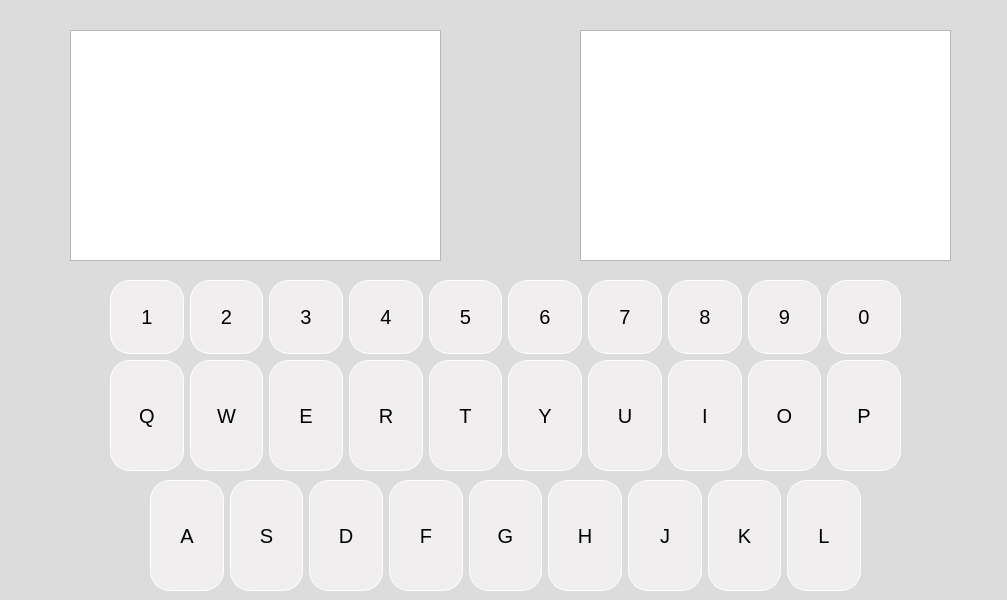
Above: src/mainwindow.ui from 1Sunny1/Morse-Code-Converter-Qt5 before the change. Below: the same form after it.
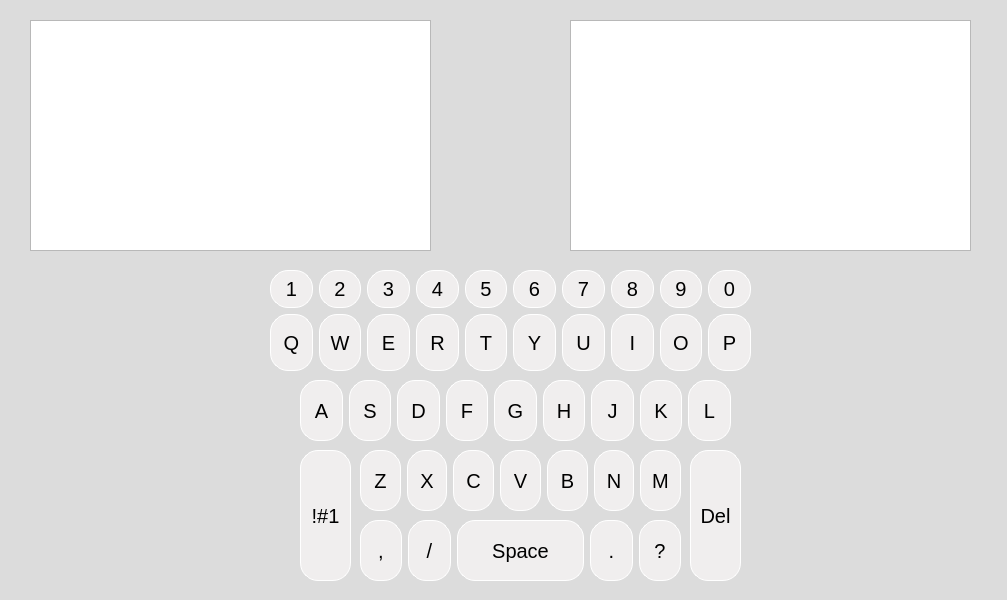
That is the form after the change.

Commit message: add keyboard keys

```diff
--- a/src/mainwindow.ui
+++ b/src/mainwindow.ui
@@ -22,10 +22,10 @@
    <widget class="QWidget" name="gridLayoutWidget">
     <property name="geometry">
      <rect>
-      <x>110</x>
-      <y>280</y>
-      <width>791</width>
-      <height>191</height>
+      <x>270</x>
+      <y>270</y>
+      <width>481</width>
+      <height>101</height>
      </rect>
     </property>
     <property name="sizePolicy">
@@ -56,7 +56,7 @@
        </property>
        <property name="styleSheet">
         <string notr="true">QPushButton {
-	border: 1px solid white; border-radius: 20px;
+	border: 1px solid white; border-radius: 18px;
 	font-size: 20px; font-family: Arial;
 	background-color: #f0eeee;
 }
@@ -80,7 +80,7 @@
        </property>
        <property name="styleSheet">
         <string notr="true">QPushButton {
-	border: 1px solid white; border-radius: 20px;
+	border: 1px solid white; border-radius: 18px;
 	font-size: 20px; font-family: Arial;
 	background-color: #f0eeee;
 }
@@ -104,7 +104,7 @@
        </property>
        <property name="styleSheet">
         <string notr="true">QPushButton {
-	border: 1px solid white; border-radius: 20px;
+	border: 1px solid white; border-radius: 18px;
 	font-size: 20px; font-family: Arial;
 	background-color: #f0eeee;
 }
@@ -128,7 +128,7 @@
        </property>
        <property name="styleSheet">
         <string notr="true">QPushButton {
-	border: 1px solid white; border-radius: 20px;
+	border: 1px solid white; border-radius: 18px;
 	font-size: 20px; font-family: Arial;
 	background-color: #f0eeee;
 }
@@ -152,7 +152,7 @@
        </property>
        <property name="styleSheet">
         <string notr="true">QPushButton {
-	border: 1px solid white; border-radius: 20px;
+	border: 1px solid white; border-radius: 18px;
 	font-size: 20px; font-family: Arial;
 	background-color: #f0eeee;
 }
@@ -176,7 +176,7 @@
        </property>
        <property name="styleSheet">
         <string notr="true">QPushButton {
-	border: 1px solid white; border-radius: 20px;
+	border: 1px solid white; border-radius: 18px;
 	font-size: 20px; font-family: Arial;
 	background-color: #f0eeee;
 }
@@ -200,7 +200,7 @@
        </property>
        <property name="styleSheet">
         <string notr="true">QPushButton {
-	border: 1px solid white; border-radius: 20px;
+	border: 1px solid white; border-radius: 18px;
 	font-size: 20px; font-family: Arial;
 	background-color: #f0eeee;
 }
@@ -224,7 +224,7 @@
        </property>
        <property name="styleSheet">
         <string notr="true">QPushButton {
-	border: 1px solid white; border-radius: 20px;
+	border: 1px solid white; border-radius: 18px;
 	font-size: 20px; font-family: Arial;
 	background-color: #f0eeee;
 }
@@ -248,7 +248,7 @@
        </property>
        <property name="styleSheet">
         <string notr="true">QPushButton {
-	border: 1px solid white; border-radius: 20px;
+	border: 1px solid white; border-radius: 18px;
 	font-size: 20px; font-family: Arial;
 	background-color: #f0eeee;
 }
@@ -272,7 +272,7 @@
        </property>
        <property name="styleSheet">
         <string notr="true">QPushButton {
-	border: 1px solid white; border-radius: 20px;
+	border: 1px solid white; border-radius: 18px;
 	font-size: 20px; font-family: Arial;
 	background-color: #f0eeee;
 }
@@ -296,7 +296,7 @@
        </property>
        <property name="styleSheet">
         <string notr="true">QPushButton {
-	border: 1px solid white; border-radius: 20px;
+	border: 1px solid white; border-radius: 18px;
 	font-size: 20px; font-family: Arial;
 	background-color: #f0eeee;
 }
@@ -320,7 +320,7 @@
        </property>
        <property name="styleSheet">
         <string notr="true">QPushButton {
-	border: 1px solid white; border-radius: 20px;
+	border: 1px solid white; border-radius: 18px;
 	font-size: 20px; font-family: Arial;
 	background-color: #f0eeee;
 }
@@ -344,7 +344,7 @@
        </property>
        <property name="styleSheet">
         <string notr="true">QPushButton {
-	border: 1px solid white; border-radius: 20px;
+	border: 1px solid white; border-radius: 18px;
 	font-size: 20px; font-family: Arial;
 	background-color: #f0eeee;
 }
@@ -368,7 +368,7 @@
        </property>
        <property name="styleSheet">
         <string notr="true">QPushButton {
-	border: 1px solid white; border-radius: 20px;
+	border: 1px solid white; border-radius: 18px;
 	font-size: 20px; font-family: Arial;
 	background-color: #f0eeee;
 }
@@ -392,7 +392,7 @@
        </property>
        <property name="styleSheet">
         <string notr="true">QPushButton {
-	border: 1px solid white; border-radius: 20px;
+	border: 1px solid white; border-radius: 18px;
 	font-size: 20px; font-family: Arial;
 	background-color: #f0eeee;
 }
@@ -416,7 +416,7 @@
        </property>
        <property name="styleSheet">
         <string notr="true">QPushButton {
-	border: 1px solid white; border-radius: 20px;
+	border: 1px solid white; border-radius: 18px;
 	font-size: 20px; font-family: Arial;
 	background-color: #f0eeee;
 }
@@ -440,7 +440,7 @@
        </property>
        <property name="styleSheet">
         <string notr="true">QPushButton {
-	border: 1px solid white; border-radius: 20px;
+	border: 1px solid white; border-radius: 18px;
 	font-size: 20px; font-family: Arial;
 	background-color: #f0eeee;
 }
@@ -464,7 +464,7 @@
        </property>
        <property name="styleSheet">
         <string notr="true">QPushButton {
-	border: 1px solid white; border-radius: 20px;
+	border: 1px solid white; border-radius: 18px;
 	font-size: 20px; font-family: Arial;
 	background-color: #f0eeee;
 }
@@ -488,7 +488,7 @@
        </property>
        <property name="styleSheet">
         <string notr="true">QPushButton {
-	border: 1px solid white; border-radius: 20px;
+	border: 1px solid white; border-radius: 18px;
 	font-size: 20px; font-family: Arial;
 	background-color: #f0eeee;
 }
@@ -512,7 +512,7 @@
        </property>
        <property name="styleSheet">
         <string notr="true">QPushButton {
-	border: 1px solid white; border-radius: 20px;
+	border: 1px solid white; border-radius: 18px;
 	font-size: 20px; font-family: Arial;
 	background-color: #f0eeee;
 }
@@ -531,9 +531,9 @@
    <widget class="QTextEdit" name="convertedText">
     <property name="geometry">
      <rect>
-      <x>580</x>
-      <y>30</y>
-      <width>371</width>
+      <x>570</x>
+      <y>20</y>
+      <width>401</width>
       <height>231</height>
      </rect>
     </property>
@@ -550,9 +550,9 @@
    <widget class="QTextEdit" name="userText">
     <property name="geometry">
      <rect>
-      <x>70</x>
-      <y>30</y>
-      <width>371</width>
+      <x>30</x>
+      <y>20</y>
+      <width>401</width>
       <height>231</height>
      </rect>
     </property>
@@ -569,10 +569,10 @@
    <widget class="QWidget" name="gridLayoutWidget_2">
     <property name="geometry">
      <rect>
-      <x>150</x>
-      <y>480</y>
-      <width>711</width>
-      <height>111</height>
+      <x>300</x>
+      <y>380</y>
+      <width>431</width>
+      <height>61</height>
      </rect>
     </property>
     <layout class="QGridLayout" name="gridLayout_3">
@@ -586,7 +586,7 @@
        </property>
        <property name="styleSheet">
         <string notr="true">QPushButton {
-	border: 1px solid white; border-radius: 20px;
+	border: 1px solid white; border-radius: 18px;
 	font-size: 20px; font-family: Arial;
 	background-color: #f0eeee;
 }
@@ -610,7 +610,7 @@
        </property>
        <property name="styleSheet">
         <string notr="true">QPushButton {
-	border: 1px solid white; border-radius: 20px;
+	border: 1px solid white; border-radius: 18px;
 	font-size: 20px; font-family: Arial;
 	background-color: #f0eeee;
 }
@@ -634,7 +634,7 @@
        </property>
        <property name="styleSheet">
         <string notr="true">QPushButton {
-	border: 1px solid white; border-radius: 20px;
+	border: 1px solid white; border-radius: 18px;
 	font-size: 20px; font-family: Arial;
 	background-color: #f0eeee;
 }
@@ -648,6 +648,30 @@
        </property>
       </widget>
      </item>
+     <item row="0" column="8">
+      <widget class="QPushButton" name="pushButton_29">
+       <property name="sizePolicy">
+        <sizepolicy hsizetype="Minimum" vsizetype="MinimumExpanding">
+         <horstretch>0</horstretch>
+         <verstretch>3</verstretch>
+        </sizepolicy>
+       </property>
+       <property name="styleSheet">
+        <string notr="true">QPushButton {
+	border: 1px solid white; border-radius: 18px;
+	font-size: 20px; font-family: Arial;
+	background-color: #f0eeee;
+}
+
+QPushButton:pressed {
+	border: 2px solid red;
+}</string>
+       </property>
+       <property name="text">
+        <string>L</string>
+       </property>
+      </widget>
+     </item>
      <item row="0" column="0">
       <widget class="QPushButton" name="pushButton_21">
        <property name="sizePolicy">
@@ -658,7 +682,7 @@
        </property>
        <property name="styleSheet">
         <string notr="true">QPushButton {
-	border: 1px solid white; border-radius: 20px;
+	border: 1px solid white; border-radius: 18px;
 	font-size: 20px; font-family: Arial;
 	background-color: #f0eeee;
 }
@@ -682,7 +706,7 @@
        </property>
        <property name="styleSheet">
         <string notr="true">QPushButton {
-	border: 1px solid white; border-radius: 20px;
+	border: 1px solid white; border-radius: 18px;
 	font-size: 20px; font-family: Arial;
 	background-color: #f0eeee;
 }
@@ -696,30 +720,6 @@
        </property>
       </widget>
      </item>
-     <item row="0" column="5">
-      <widget class="QPushButton" name="pushButton_26">
-       <property name="sizePolicy">
-        <sizepolicy hsizetype="Minimum" vsizetype="MinimumExpanding">
-         <horstretch>0</horstretch>
-         <verstretch>3</verstretch>
-        </sizepolicy>
-       </property>
-       <property name="styleSheet">
-        <string notr="true">QPushButton {
-	border: 1px solid white; border-radius: 20px;
-	font-size: 20px; font-family: Arial;
-	background-color: #f0eeee;
-}
-
-QPushButton:pressed {
-	border: 2px solid red; border-radius: 30px;
-}</string>
-       </property>
-       <property name="text">
-        <string>H</string>
-       </property>
-      </widget>
-     </item>
      <item row="0" column="3">
       <widget class="QPushButton" name="pushButton_24">
        <property name="sizePolicy">
@@ -730,7 +730,7 @@
        </property>
        <property name="styleSheet">
         <string notr="true">QPushButton {
-	border: 1px solid white; border-radius: 20px;
+	border: 1px solid white; border-radius: 18px;
 	font-size: 20px; font-family: Arial;
 	background-color: #f0eeee;
 }
@@ -744,6 +744,30 @@
        </property>
       </widget>
      </item>
+     <item row="0" column="5">
+      <widget class="QPushButton" name="pushButton_26">
+       <property name="sizePolicy">
+        <sizepolicy hsizetype="Minimum" vsizetype="MinimumExpanding">
+         <horstretch>0</horstretch>
+         <verstretch>3</verstretch>
+        </sizepolicy>
+       </property>
+       <property name="styleSheet">
+        <string notr="true">QPushButton {
+	border: 1px solid white; border-radius: 18px;
+	font-size: 20px; font-family: Arial;
+	background-color: #f0eeee;
+}
+
+QPushButton:pressed {
+	border: 2px solid red;
+}</string>
+       </property>
+       <property name="text">
+        <string>H</string>
+       </property>
+      </widget>
+     </item>
      <item row="0" column="4">
       <widget class="QPushButton" name="pushButton_25">
        <property name="sizePolicy">
@@ -754,7 +778,7 @@
        </property>
        <property name="styleSheet">
         <string notr="true">QPushButton {
-	border: 1px solid white; border-radius: 20px;
+	border: 1px solid white; border-radius: 18px;
 	font-size: 20px; font-family: Arial;
 	background-color: #f0eeee;
 }
@@ -768,8 +792,20 @@
        </property>
       </widget>
      </item>
-     <item row="0" column="8">
-      <widget class="QPushButton" name="pushButton_29">
+    </layout>
+   </widget>
+   <widget class="QWidget" name="gridLayoutWidget_3">
+    <property name="geometry">
+     <rect>
+      <x>360</x>
+      <y>450</y>
+      <width>321</width>
+      <height>61</height>
+     </rect>
+    </property>
+    <layout class="QGridLayout" name="gridLayout4thLine">
+     <item row="0" column="1">
+      <widget class="QPushButton" name="pushButton_35">
        <property name="sizePolicy">
         <sizepolicy hsizetype="Minimum" vsizetype="MinimumExpanding">
          <horstretch>0</horstretch>
@@ -778,7 +814,7 @@
        </property>
        <property name="styleSheet">
         <string notr="true">QPushButton {
-	border: 1px solid white; border-radius: 20px;
+	border: 1px solid white; border-radius: 18px;
 	font-size: 20px; font-family: Arial;
 	background-color: #f0eeee;
 }
@@ -788,12 +824,351 @@
 }</string>
        </property>
        <property name="text">
-        <string>L</string>
+        <string>X</string>
        </property>
       </widget>
      </item>
+     <item row="0" column="0">
+      <widget class="QPushButton" name="pushButton_36">
+       <property name="sizePolicy">
+        <sizepolicy hsizetype="Minimum" vsizetype="MinimumExpanding">
+         <horstretch>0</horstretch>
+         <verstretch>3</verstretch>
+        </sizepolicy>
+       </property>
+       <property name="styleSheet">
+        <string notr="true">QPushButton {
+	border: 1px solid white; border-radius: 18px;
+	font-size: 20px; font-family: Arial;
+	background-color: #f0eeee;
+}
+
+QPushButton:pressed {
+	border: 2px solid red;
+}</string>
+       </property>
+       <property name="text">
+        <string>Z</string>
+       </property>
+      </widget>
+     </item>
+     <item row="0" column="3">
+      <widget class="QPushButton" name="pushButton_33">
+       <property name="sizePolicy">
+        <sizepolicy hsizetype="Minimum" vsizetype="MinimumExpanding">
+         <horstretch>0</horstretch>
+         <verstretch>3</verstretch>
+        </sizepolicy>
+       </property>
+       <property name="styleSheet">
+        <string notr="true">QPushButton {
+	border: 1px solid white; border-radius: 18px;
+	font-size: 20px; font-family: Arial;
+	background-color: #f0eeee;
+}
+
+QPushButton:pressed {
+	border: 2px solid red;
+}</string>
+       </property>
+       <property name="text">
+        <string>V</string>
+       </property>
+      </widget>
+     </item>
+     <item row="0" column="5">
+      <widget class="QPushButton" name="pushButton_31">
+       <property name="sizePolicy">
+        <sizepolicy hsizetype="Minimum" vsizetype="MinimumExpanding">
+         <horstretch>0</horstretch>
+         <verstretch>3</verstretch>
+        </sizepolicy>
+       </property>
+       <property name="styleSheet">
+        <string notr="true">QPushButton {
+	border: 1px solid white; border-radius: 18px;
+	font-size: 20px; font-family: Arial;
+	background-color: #f0eeee;
+}
+
+QPushButton:pressed {
+	border: 2px solid red;
+}</string>
+       </property>
+       <property name="text">
+        <string>N</string>
+       </property>
+      </widget>
+     </item>
+     <item row="0" column="4">
+      <widget class="QPushButton" name="pushButton_32">
+       <property name="sizePolicy">
+        <sizepolicy hsizetype="Minimum" vsizetype="MinimumExpanding">
+         <horstretch>0</horstretch>
+         <verstretch>3</verstretch>
+        </sizepolicy>
+       </property>
+       <property name="styleSheet">
+        <string notr="true">QPushButton {
+	border: 1px solid white; border-radius: 18px;
+	font-size: 20px; font-family: Arial;
+	background-color: #f0eeee;
+}
+
+QPushButton:pressed {
+	border: 2px solid red;
+}</string>
+       </property>
+       <property name="text">
+        <string>B</string>
+       </property>
+      </widget>
+     </item>
+     <item row="0" column="6">
+      <widget class="QPushButton" name="pushButton_30">
+       <property name="sizePolicy">
+        <sizepolicy hsizetype="Minimum" vsizetype="MinimumExpanding">
+         <horstretch>0</horstretch>
+         <verstretch>3</verstretch>
+        </sizepolicy>
+       </property>
+       <property name="styleSheet">
+        <string notr="true">QPushButton {
+	border: 1px solid white; border-radius: 18px;
+	font-size: 20px; font-family: Arial;
+	background-color: #f0eeee;
+}
+
+QPushButton:pressed {
+	border: 2px solid red;
+}</string>
+       </property>
+       <property name="text">
+        <string>M</string>
+       </property>
+      </widget>
+     </item>
+     <item row="0" column="2">
+      <widget class="QPushButton" name="pushButton_34">
+       <property name="sizePolicy">
+        <sizepolicy hsizetype="Minimum" vsizetype="MinimumExpanding">
+         <horstretch>0</horstretch>
+         <verstretch>3</verstretch>
+        </sizepolicy>
+       </property>
+       <property name="styleSheet">
+        <string notr="true">QPushButton {
+	border: 1px solid white; border-radius: 18px;
+	font-size: 20px; font-family: Arial;
+	background-color: #f0eeee;
+}
+
+QPushButton:pressed {
+	border: 2px solid red;
+}</string>
+       </property>
+       <property name="text">
+        <string>C</string>
+       </property>
+      </widget>
+     </item>
     </layout>
    </widget>
+   <widget class="QWidget" name="gridLayoutWidget_4">
+    <property name="geometry">
+     <rect>
+      <x>360</x>
+      <y>520</y>
+      <width>321</width>
+      <height>61</height>
+     </rect>
+    </property>
+    <layout class="QGridLayout" name="gridLayout5thLine">
+     <item row="0" column="3">
+      <widget class="QPushButton" name="pushButton_40">
+       <property name="sizePolicy">
+        <sizepolicy hsizetype="Minimum" vsizetype="MinimumExpanding">
+         <horstretch>3</horstretch>
+         <verstretch>3</verstretch>
+        </sizepolicy>
+       </property>
+       <property name="styleSheet">
+        <string notr="true">QPushButton {
+	border: 1px solid white; border-radius: 18px;
+	font-size: 20px; font-family: Arial;
+	background-color: #f0eeee;
+}
+
+QPushButton:pressed {
+	border: 2px solid red;
+}</string>
+       </property>
+       <property name="text">
+        <string>.</string>
+       </property>
+      </widget>
+     </item>
+     <item row="0" column="0">
+      <widget class="QPushButton" name="pushButton_39">
+       <property name="sizePolicy">
+        <sizepolicy hsizetype="Minimum" vsizetype="MinimumExpanding">
+         <horstretch>3</horstretch>
+         <verstretch>3</verstretch>
+        </sizepolicy>
+       </property>
+       <property name="styleSheet">
+        <string notr="true">QPushButton {
+	border: 1px solid white; border-radius: 18px;
+	font-size: 20px; font-family: Arial;
+	background-color: #f0eeee;
+}
+
+QPushButton:pressed {
+	border: 2px solid red;
+}</string>
+       </property>
+       <property name="text">
+        <string>,</string>
+       </property>
+      </widget>
+     </item>
+     <item row="0" column="1">
+      <widget class="QPushButton" name="pushButton_37">
+       <property name="sizePolicy">
+        <sizepolicy hsizetype="Minimum" vsizetype="MinimumExpanding">
+         <horstretch>3</horstretch>
+         <verstretch>3</verstretch>
+        </sizepolicy>
+       </property>
+       <property name="styleSheet">
+        <string notr="true">QPushButton {
+	border: 1px solid white; border-radius: 18px;
+	font-size: 20px; font-family: Arial;
+	background-color: #f0eeee;
+}
+
+QPushButton:pressed {
+	border: 2px solid red;
+}</string>
+       </property>
+       <property name="text">
+        <string>/</string>
+       </property>
+      </widget>
+     </item>
+     <item row="0" column="2">
+      <widget class="QPushButton" name="pushButton_38">
+       <property name="sizePolicy">
+        <sizepolicy hsizetype="Expanding" vsizetype="MinimumExpanding">
+         <horstretch>9</horstretch>
+         <verstretch>2</verstretch>
+        </sizepolicy>
+       </property>
+       <property name="styleSheet">
+        <string notr="true">QPushButton {
+	border: 1px solid white; border-radius: 18px;
+	font-size: 20px; font-family: Arial;
+	background-color: #f0eeee;
+}
+
+QPushButton:pressed {
+	border: 2px solid red;
+}</string>
+       </property>
+       <property name="text">
+        <string>Space</string>
+       </property>
+       <property name="flat">
+        <bool>false</bool>
+       </property>
+      </widget>
+     </item>
+     <item row="0" column="4">
+      <widget class="QPushButton" name="pushButton_41">
+       <property name="sizePolicy">
+        <sizepolicy hsizetype="Minimum" vsizetype="MinimumExpanding">
+         <horstretch>3</horstretch>
+         <verstretch>3</verstretch>
+        </sizepolicy>
+       </property>
+       <property name="styleSheet">
+        <string notr="true">QPushButton {
+	border: 1px solid white; border-radius: 18px;
+	font-size: 20px; font-family: Arial;
+	background-color: #f0eeee;
+}
+
+QPushButton:pressed {
+	border: 2px solid red;
+}</string>
+       </property>
+       <property name="text">
+        <string>?</string>
+       </property>
+      </widget>
+     </item>
+    </layout>
+   </widget>
+   <widget class="QPushButton" name="pushButton_42">
+    <property name="geometry">
+     <rect>
+      <x>300</x>
+      <y>450</y>
+      <width>51</width>
+      <height>131</height>
+     </rect>
+    </property>
+    <property name="sizePolicy">
+     <sizepolicy hsizetype="Minimum" vsizetype="MinimumExpanding">
+      <horstretch>0</horstretch>
+      <verstretch>3</verstretch>
+     </sizepolicy>
+    </property>
+    <property name="styleSheet">
+     <string notr="true">QPushButton {
+	border: 1px solid white; border-radius: 18px;
+	font-size: 20px; font-family: Arial;
+	background-color: #f0eeee;
+}
+
+QPushButton:pressed {
+	border: 2px solid red;
+}</string>
+    </property>
+    <property name="text">
+     <string>!#1</string>
+    </property>
+   </widget>
+   <widget class="QPushButton" name="pushButton_43">
+    <property name="geometry">
+     <rect>
+      <x>690</x>
+      <y>450</y>
+      <width>51</width>
+      <height>131</height>
+     </rect>
+    </property>
+    <property name="sizePolicy">
+     <sizepolicy hsizetype="Minimum" vsizetype="MinimumExpanding">
+      <horstretch>0</horstretch>
+      <verstretch>3</verstretch>
+     </sizepolicy>
+    </property>
+    <property name="styleSheet">
+     <string notr="true">QPushButton {
+	border: 1px solid white; border-radius: 18px;
+	font-size: 20px; font-family: Arial;
+	background-color: #f0eeee;
+}
+
+QPushButton:pressed {
+	border: 2px solid red;
+}</string>
+    </property>
+    <property name="text">
+     <string>Del</string>
+    </property>
+   </widget>
   </widget>
  </widget>
  <resources/>
```
Left out of the diff: 60 changed lines with no effect on the pictures. The commit also changes 1 other file.
